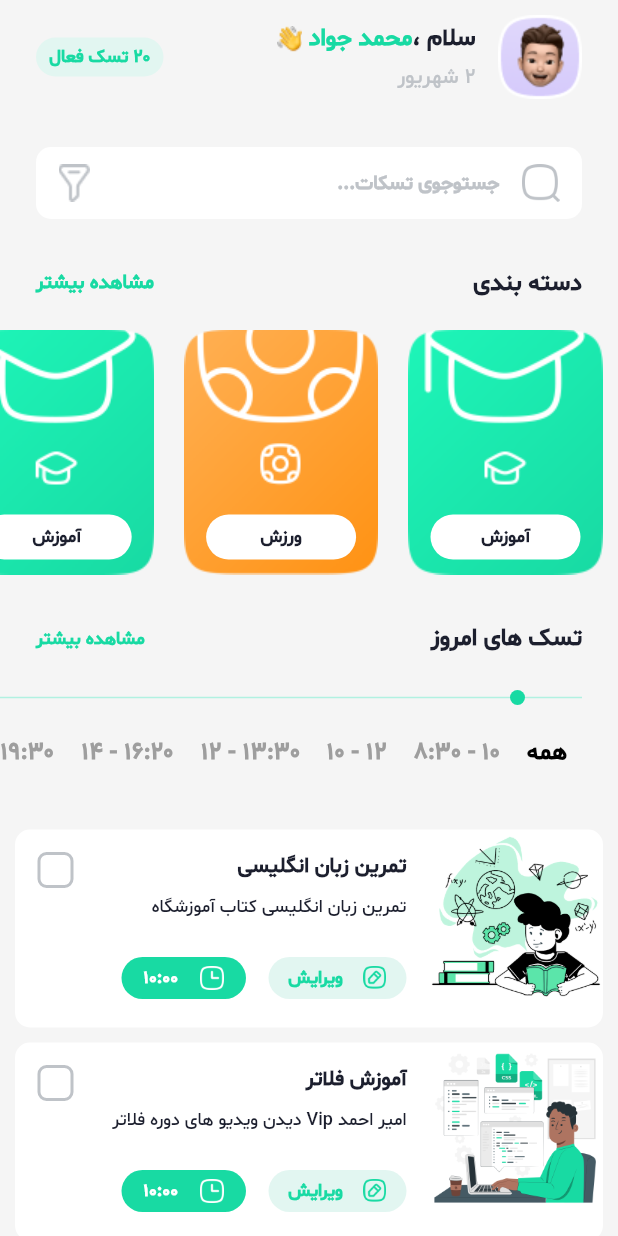
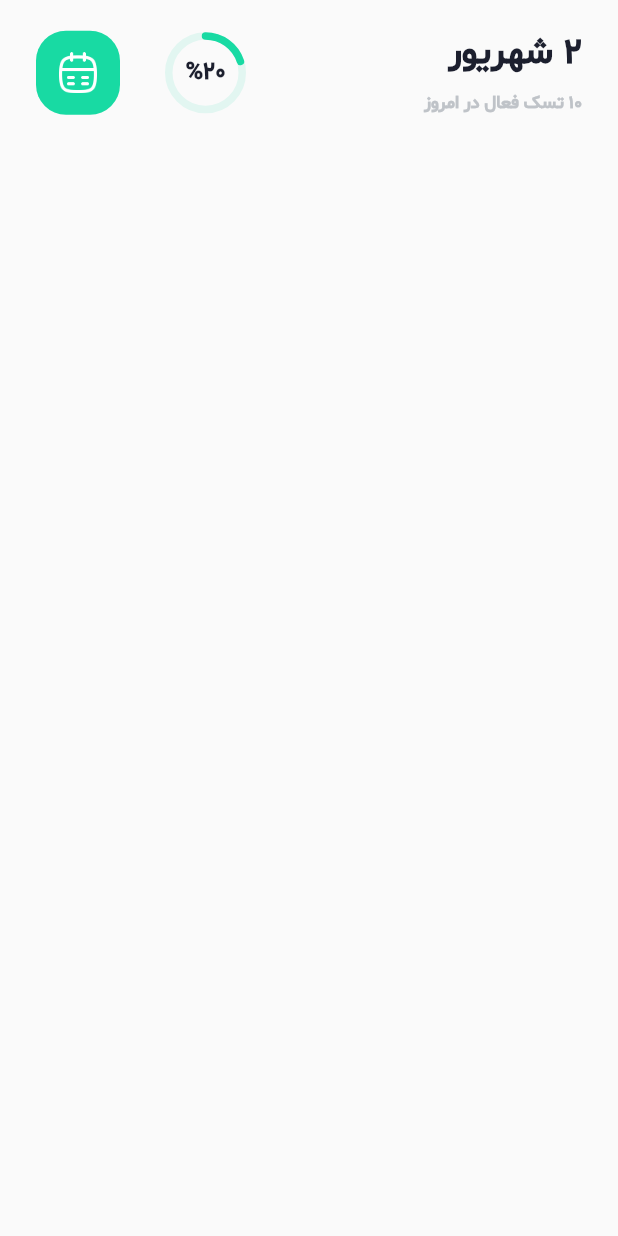
Before and after one commit to arsalanManavii/TodoApplication, a Flutter app: the screen it shows after launch, on a phone screen of 412 x 824 dp. Run offline on Flutter 3.47's test engine with Material 2 defaults, Android fonts, the phone set to English and light mode, and no system bars; drawn by our look-alikes of percent_indicator.

Commit message:
header of calendar screen added

```diff
--- a/lib/main.dart
+++ b/lib/main.dart
@@ -1,4 +1,5 @@
 import 'package:flutter/material.dart';
+import 'package:note_application/screens/calendar_screen.dart';
 import 'package:note_application/screens/home_screen.dart';
 
 void main() {
@@ -12,11 +13,9 @@ class Application extends StatelessWidget {
   @override
   Widget build(BuildContext context) {
     return MaterialApp(
-      theme: ThemeData(
-        fontFamily: 'SM'
-      ),
+      theme: ThemeData(fontFamily: 'SM'),
       debugShowCheckedModeBanner: false,
-      home: HomeScreen(),
+      home: CalendartScreen(),
     );
   }
 }
--- /dev/null
+++ b/lib/screens/calendar_screen.dart
@@ -0,0 +1,123 @@
+import 'package:flutter/material.dart';
+import 'package:note_application/constant/color.dart';
+import 'package:note_application/utility/utility.dart';
+import 'package:percent_indicator/circular_percent_indicator.dart';
+
+class CalendartScreen extends StatefulWidget {
+  const CalendartScreen({super.key});
+
+  @override
+  State<CalendartScreen> createState() => _CalendartScreenState();
+}
+
+class _CalendartScreenState extends State<CalendartScreen> {
+  @override
+  Widget build(BuildContext context) {
+    return Scaffold(
+      body: SafeArea(
+        child: Column(
+          children: [
+            SizedBox(height: 20.0),
+            _getCalendarHeader(),
+          ],
+        ),
+      ),
+    );
+  }
+
+  Widget _getCalendarHeader() {
+    return Padding(
+            padding: EdgeInsets.symmetric(horizontal: 24.0),
+            child: Row(
+              mainAxisAlignment: MainAxisAlignment.end,
+              children: [
+                Container(
+                  width: 56.0,
+                  height: 56.0,
+                  decoration: BoxDecoration(
+                    color: greenColor,
+                    borderRadius: BorderRadius.all(
+                      Radius.circular(20.0),
+                    ),
+                  ),
+                  child: Image.asset(
+                    'images/calendar.png',
+                    scale: 3.8,
+                  ),
+                ),
+                SizedBox(width: 30.0),
+                CircularPercentIndicator(
+                  radius: 27.0,
+                  lineWidth: 5,
+                  backgroundColor: lightGreenColor,
+                  progressColor: greenColor,
+                  percent: 0.2,
+                  circularStrokeCap: CircularStrokeCap.round,
+                  center: Row(
+                    mainAxisAlignment: MainAxisAlignment.center,
+                    children: [
+                      Text(
+                        '%',
+                        style: TextStyle(
+                            fontSize: 16.0,
+                            fontWeight: FontWeight.bold,
+                            color: textColor),
+                      ),
+                      Text(
+                        '${replaceFarsiNumber('20')}',
+                        style: TextStyle(
+                            fontSize: 16.0,
+                            fontWeight: FontWeight.bold,
+                            color: textColor),
+                      ),
+                    ],
+                  ),
+                ),
+                Spacer(),
+                Column(
+                  crossAxisAlignment: CrossAxisAlignment.end,
+                  children: [
+                    Row(
+                      children: [
+                        Text(
+                          'شهریور',
+                          style: TextStyle(
+                              color: textColor,
+                              fontSize: 24.0,
+                              fontWeight: FontWeight.bold),
+                        ),
+                        Text(
+                          '${replaceFarsiNumber(' 2')}',
+                          style: TextStyle(
+                              color: textColor,
+                              fontSize: 24.0,
+                              fontWeight: FontWeight.bold),
+                        ),
+                      ],
+                    ),
+                    SizedBox(height: 8.0),
+                    Row(
+                      children: [
+                        Text(
+                          'تسک فعال در امروز',
+                          style: TextStyle(
+                              color: greyColor,
+                              fontSize: 12.0,
+                              fontWeight: FontWeight.bold),
+                        ),
+                        Text(
+                          '${replaceFarsiNumber(' 10')}',
+                          style: TextStyle(
+                              color: greyColor,
+                              fontSize: 12.0,
+                              fontWeight: FontWeight.bold),
+                        ),
+                      ],
+                    ),
+                  ],
+                ),
+              ],
+            ),
+          );
+  }
+}
--- a/lib/screens/home_screen.dart
+++ b/lib/screens/home_screen.dart
@@ -55,9 +55,11 @@ class _HomeScreenState extends State<HomeScreen> {
                           title: 'تمرین زبان انگلیسی',
                           subTitle: 'تمرین زبان انگلیسی کتاب آموزشگاه',
                         )
-                      : CardTaskBoxWidget(imageName: 'hard_working',
-                      title: 'آموزش فلاتر',
-                      subTitle: 'دیدن ویدیو های دوره فلاتر Vip امیر احمد',);
+                      : CardTaskBoxWidget(
+                          imageName: 'hard_working',
+                          title: 'آموزش فلاتر',
+                          subTitle: 'دیدن ویدیو های دوره فلاتر Vip امیر احمد',
+                        );
                 },
               ),
             ],
@@ -235,11 +237,17 @@ class _HomeScreenState extends State<HomeScreen> {
           children: [
             Text(
               'شهریور',
-              style: TextStyle(color: greyColor),
+              style: TextStyle(
+                  color: greyColor,
+                  fontSize: 13.0,
+                  fontWeight: FontWeight.normal),
             ),
             Text(
               ' ${replaceFarsiNumber('2')}',
-              style: TextStyle(color: greyColor),
+              style: TextStyle(
+                  color: greyColor,
+                  fontSize: 13.0,
+                  fontWeight: FontWeight.normal),
             ),
           ],
         )
--- a/pubspec.yaml
+++ b/pubspec.yaml
@@ -30,7 +30,7 @@ environment:
 dependencies:
   flutter:
     sdk: flutter
-
+  percent_indicator: ^4.0.1
 
 
   # The following adds the Cupertino Icons font to your application.
```
Also changed, not shown: images/calendar.png (added), pubspec.lock.
